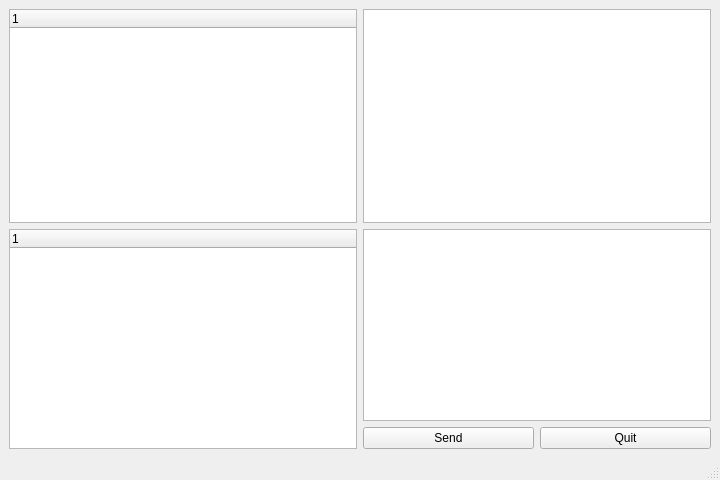
Qt form au13-observer/view/mainwindow.ui (mreichl-tgm/sew-4) before a commit.
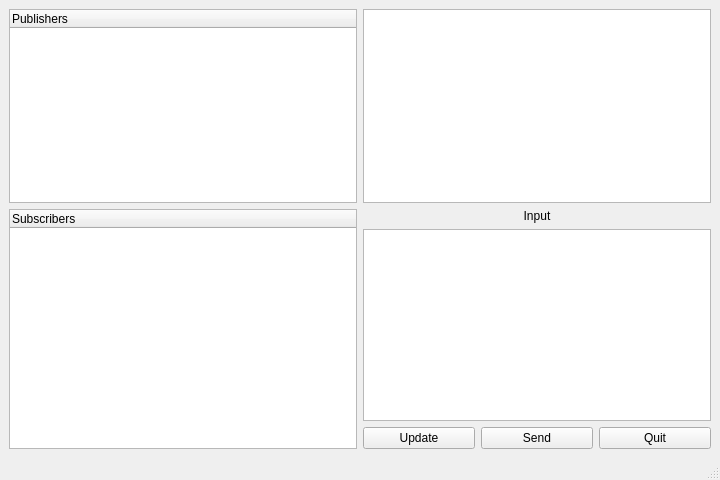
The same form after that commit.

Commit message: Seperate the gui's control unit from the subscriber's

What changed in the file:
```diff
--- a/au13-observer/view/mainwindow.ui
+++ b/au13-observer/view/mainwindow.ui
@@ -15,13 +15,57 @@
   </property>
   <widget class="QWidget" name="centralwidget">
    <layout class="QGridLayout" name="gridLayout_2">
+    <item row="0" column="1">
+     <widget class="QTextBrowser" name="feed"/>
+    </item>
+    <item row="0" column="0">
+     <widget class="QTreeWidget" name="publishers">
+      <column>
+       <property name="text">
+        <string notr="true">Publishers</string>
+       </property>
+      </column>
+     </widget>
+    </item>
+    <item row="1" column="0">
+     <widget class="QTreeWidget" name="subscribers">
+      <column>
+       <property name="text">
+        <string notr="true">Subscribers</string>
+       </property>
+      </column>
+     </widget>
+    </item>
     <item row="1" column="1">
      <layout class="QVBoxLayout" name="inputwidget">
+      <item>
+       <widget class="QLabel" name="input_label">
+        <property name="layoutDirection">
+         <enum>Qt::LeftToRight</enum>
+        </property>
+        <property name="autoFillBackground">
+         <bool>false</bool>
+        </property>
+        <property name="text">
+         <string>Input</string>
+        </property>
+        <property name="alignment">
+         <set>Qt::AlignBottom|Qt::AlignHCenter</set>
+        </property>
+       </widget>
+      </item>
       <item>
        <widget class="QTextEdit" name="input"/>
       </item>
       <item>
        <layout class="QHBoxLayout" name="buttons">
+        <item>
+         <widget class="QPushButton" name="update_button">
+          <property name="text">
+           <string>Update</string>
+          </property>
+         </widget>
+        </item>
         <item>
          <widget class="QPushButton" name="send_button">
           <property name="text">
@@ -40,27 +84,6 @@
       </item>
      </layout>
     </item>
-    <item row="0" column="0">
-     <widget class="QTreeWidget" name="publishers">
-      <column>
-       <property name="text">
-        <string notr="true">1</string>
-       </property>
-      </column>
-     </widget>
-    </item>
-    <item row="1" column="0">
-     <widget class="QTreeWidget" name="subscribers">
-      <column>
-       <property name="text">
-        <string notr="true">1</string>
-       </property>
-      </column>
-     </widget>
-    </item>
-    <item row="0" column="1">
-     <widget class="QTextBrowser" name="feed"/>
-    </item>
    </layout>
   </widget>
   <widget class="QMenuBar" name="menubar">
```
Left out of the diff: 35 changed lines with no effect on the pictures. The commit also changes 4 other files.
